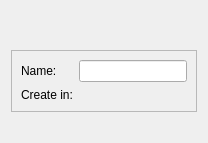
Qt form src/libs/utils/projectintropage.ui (qtplatz/qtplatz) before a commit.
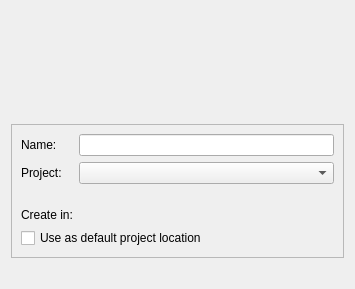
The same form after that commit. Custom widgets are drawn as their Qt base class.

Patch:
```diff
--- a/src/libs/utils/projectintropage.ui
+++ b/src/libs/utils/projectintropage.ui
@@ -6,12 +6,12 @@
    <rect>
     <x>0</x>
     <y>0</y>
-    <width>208</width>
-    <height>143</height>
+    <width>355</width>
+    <height>289</height>
    </rect>
   </property>
   <property name="title">
-   <string>Introduction and project location</string>
+   <string>Introduction and Project Location</string>
   </property>
   <layout class="QVBoxLayout" name="verticalLayout">
    <property name="sizeConstraint">
@@ -41,8 +41,6 @@
     </spacer>
    </item>
    <item>
-    <layout class="QHBoxLayout" name="horizontalLayout">
-     <item>
       <widget class="QFrame" name="frame">
        <property name="frameShape">
         <enum>QFrame::StyledPanel</enum>
@@ -61,33 +59,51 @@
         <item row="0" column="1">
          <widget class="Utils::ProjectNameValidatingLineEdit" name="nameLineEdit"/>
         </item>
-        <item row="1" column="0">
+      <item row="6" column="0">
          <widget class="QLabel" name="pathLabel">
           <property name="text">
            <string>Create in:</string>
           </property>
          </widget>
         </item>
-        <item row="1" column="1">
+      <item row="6" column="1">
          <widget class="Utils::PathChooser" name="pathChooser" native="true"/>
         </item>
-       </layout>
-      </widget>
-     </item>
-     <item>
-      <spacer name="horizontalSpacer">
+      <item row="4" column="0">
+       <spacer name="directorySeparatorLabel">
        <property name="orientation">
-        <enum>Qt::Horizontal</enum>
+         <enum>Qt::Vertical</enum>
+        </property>
+        <property name="sizeType">
+         <enum>QSizePolicy::Fixed</enum>
        </property>
        <property name="sizeHint" stdset="0">
         <size>
          <width>0</width>
-         <height>0</height>
+          <height>12</height>
         </size>
        </property>
       </spacer>
      </item>
-    </layout>
+      <item row="7" column="0" colspan="2">
+       <widget class="QCheckBox" name="projectsDirectoryCheckBox">
+        <property name="text">
+         <string>Use as default project location</string>
+        </property>
+       </widget>
+      </item>
+      <item row="3" column="0">
+       <widget class="QLabel" name="projectLabel">
+        <property name="text">
+         <string>Project:</string>
+        </property>
+       </widget>
+      </item>
+      <item row="3" column="1">
+       <widget class="QComboBox" name="projectComboBox"/>
+      </item>
+     </layout>
+    </widget>
    </item>
    <item>
     <widget class="QLabel" name="stateLabel">
@@ -99,17 +115,17 @@
   </layout>
  </widget>
  <customwidgets>
+  <customwidget>
+   <class>Utils::ProjectNameValidatingLineEdit</class>
+   <extends>QLineEdit</extends>
+   <header location="global">utils/projectnamevalidatinglineedit.h</header>
+  </customwidget>
   <customwidget>
    <class>Utils::PathChooser</class>
    <extends>QWidget</extends>
    <header>pathchooser.h</header>
    <container>1</container>
   </customwidget>
-  <customwidget>
-   <class>Utils::ProjectNameValidatingLineEdit</class>
-   <extends>QLineEdit</extends>
-   <header>projectnamevalidatinglineedit.h</header>
-  </customwidget>
  </customwidgets>
  <resources/>
  <connections/>
```
Left out of the diff: 2 changed lines with no effect on the pictures. Lines whose indentation alone changed are shown as unchanged.
